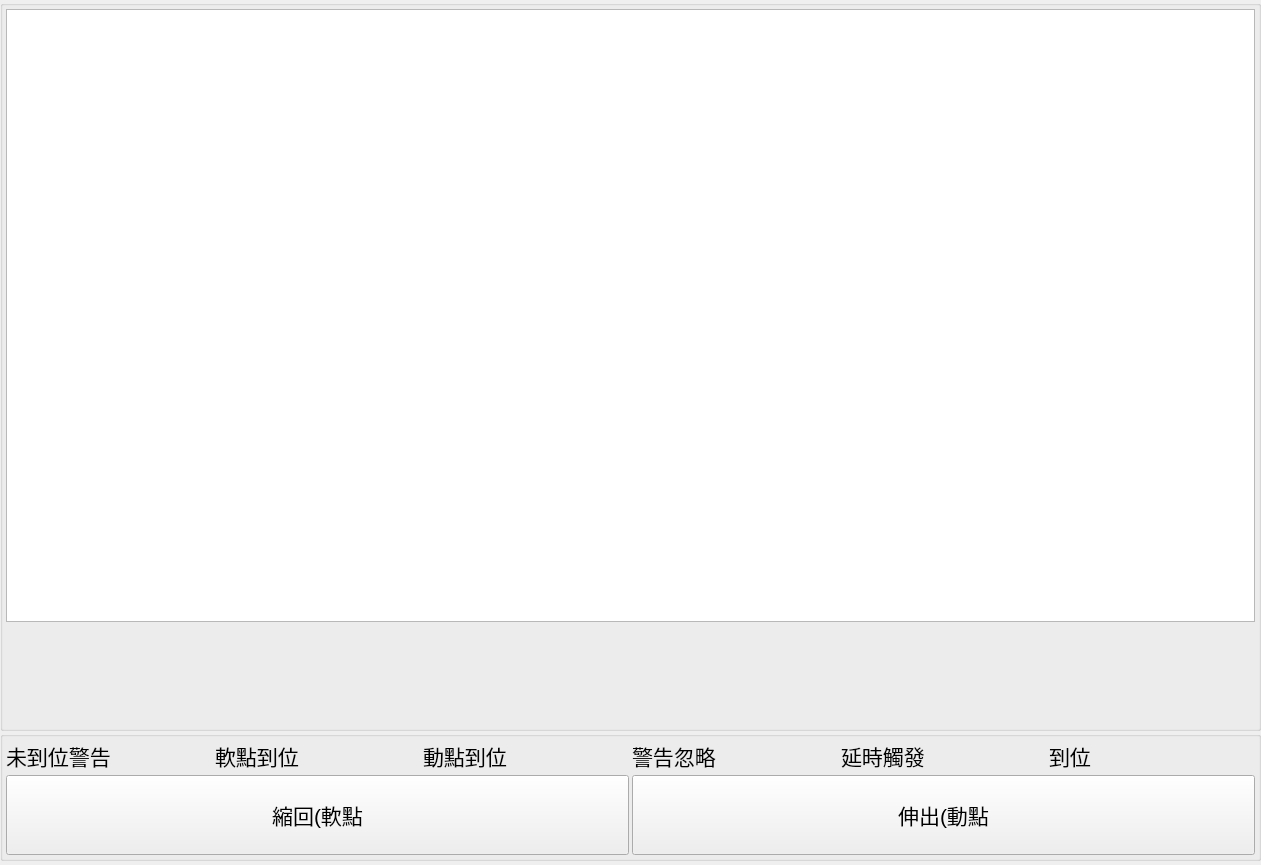
smandyscom/front-base-widget, file bank-view/frontcylinderpanel.ui: the form before one commit.
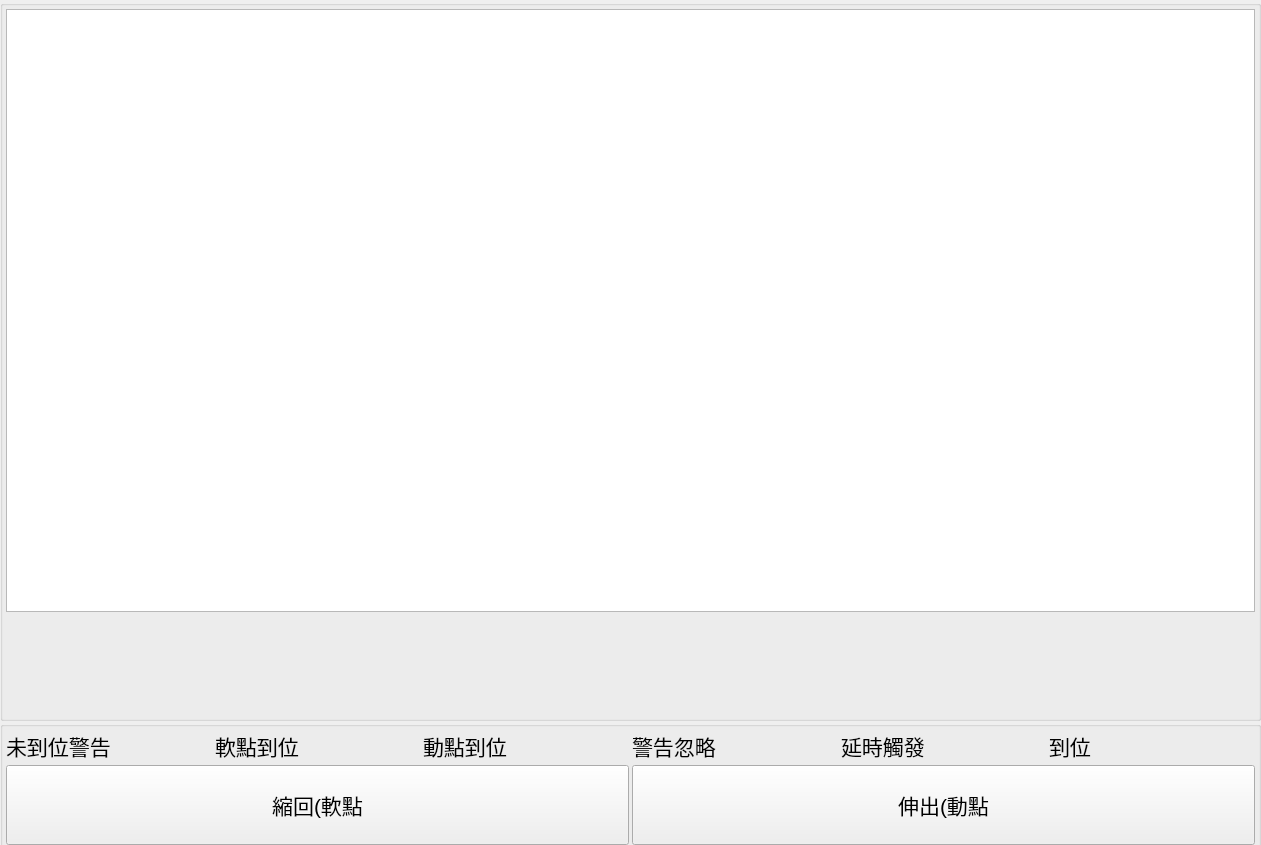
The form after the commit.

Commit message: layout adjusted

```diff
--- a/bank-view/frontcylinderpanel.ui
+++ b/bank-view/frontcylinderpanel.ui
@@ -7,7 +7,7 @@
     <x>0</x>
     <y>0</y>
     <width>1261</width>
-    <height>865</height>
+    <height>845</height>
    </rect>
   </property>
   <property name="maximumSize">
@@ -30,7 +30,7 @@
      <x>0</x>
      <y>0</y>
      <width>1261</width>
-     <height>861</height>
+     <height>851</height>
     </rect>
    </property>
    <layout class="QVBoxLayout" name="verticalLayout_6">
```
The commit also changes 6 other files.
